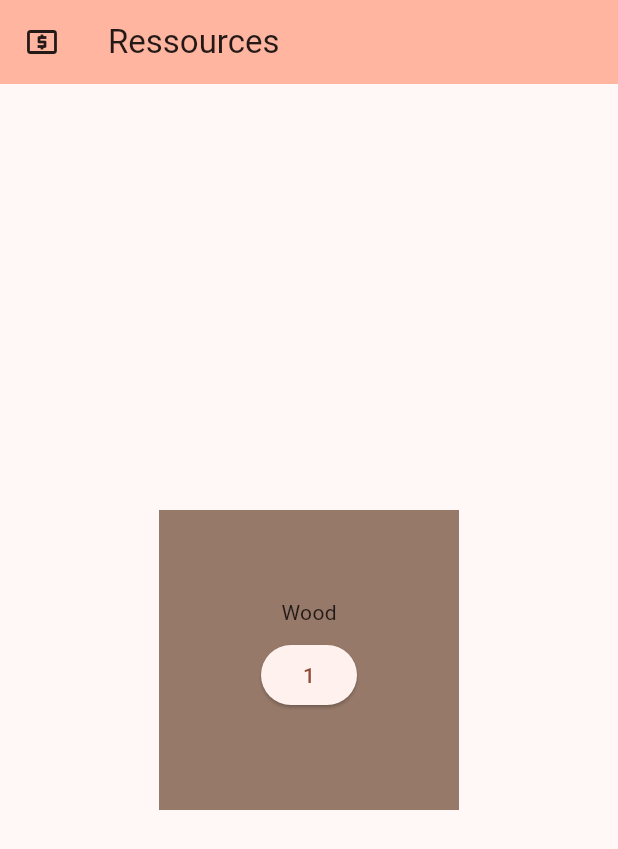
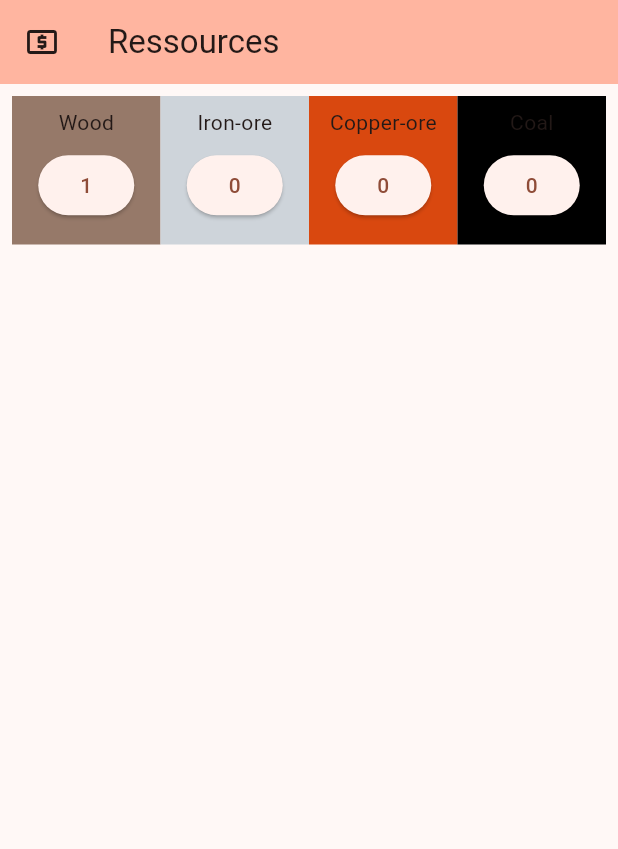
Before and after one commit to davg80/game_paper_clic, a Flutter app: the screen it shows after launch, after a tap on an icon or button, on a phone screen of 412 x 824 dp. Shown: the top 849 px of the screen. Run offline on Flutter 3.47's test engine with Material 2 defaults, Android fonts, the phone set to English and light mode, and no system bars.

Commit message:
Other container with counter increment

```diff
--- a/lib/main.dart
+++ b/lib/main.dart
@@ -8,6 +8,9 @@ void main() {
 
 class ResourceApp extends ChangeNotifier {
   var woodColor = const Color.fromRGBO(150, 121, 105, 1);
+  var ironOreColor = const Color.fromRGBO(206, 212, 218, 1);
+  var copperOreColor = const Color.fromRGBO(217, 72, 15, 1);
+  var coalColor = const Color.fromRGBO(0, 0, 0, 1);
   var wood = 0;
   var ironOre = 0;
   var copperOre = 0;
@@ -62,8 +65,23 @@ class ResourcePage extends StatefulWidget {
 
 class _ResourceState extends State<ResourcePage> {
   void _incrementCounterWood() {
-    var appState = Provider.of<ResourceApp>(context, listen: false);
-    appState.incrementWood();
+    var appStateWood = Provider.of<ResourceApp>(context, listen: false);
+    appStateWood.incrementWood();
+  }
+
+  void _incrementCounterIronOre() {
+    var appStateIronOre = Provider.of<ResourceApp>(context, listen: false);
+    appStateIronOre.incrementIronOre();
+  }
+
+  void _incrementCounterCopperOre() {
+    var appStateCopperOre = Provider.of<ResourceApp>(context, listen: false);
+    appStateCopperOre.incrementCopperOre();
+  }
+
+  void _incrementCounterCoal() {
+    var appStateCoal = Provider.of<ResourceApp>(context, listen: false);
+    appStateCoal.incrementCoal();
   }
 
   void _navigate() {
@@ -87,7 +105,10 @@ class _ResourceState extends State<ResourcePage> {
       body: Center(
         child: Padding(
           padding: const EdgeInsets.all(8.0),
-          child: Container(
+          child: GridView.count(
+            crossAxisCount: 4,
+            children: [
+              Container(
                 width: 200,
                 height: 200,
                 color: Provider.of<ResourceApp>(context).woodColor,
@@ -103,8 +124,9 @@ class _ResourceState extends State<ResourcePage> {
                             onPressed: () {
                               _incrementCounterWood();
                             },
-                        child: Text(
-                            Provider.of<ResourceApp>(context).wood.toString()),
+                            child: Text(Provider.of<ResourceApp>(context)
+                                .wood
+                                .toString()),
                           ),
                         )
                       ]),
@@ -112,6 +134,86 @@ class _ResourceState extends State<ResourcePage> {
                   ],
                 ),
               ),
+              Container(
+                width: 200,
+                height: 200,
+                color: Provider.of<ResourceApp>(context).ironOreColor,
+                child: Column(
+                  mainAxisAlignment: MainAxisAlignment.center,
+                  children: [
+                    Center(
+                      child: Column(children: [
+                        const Text('Iron-ore'),
+                        Padding(
+                          padding: const EdgeInsets.all(8.0),
+                          child: ElevatedButton(
+                            onPressed: () {
+                              _incrementCounterIronOre();
+                            },
+                            child: Text(Provider.of<ResourceApp>(context)
+                                .ironOre
+                                .toString()),
+                          ),
+                        )
+                      ]),
+                    )
+                  ],
+                ),
+              ),
+              Container(
+                width: 200,
+                height: 200,
+                color: Provider.of<ResourceApp>(context).copperOreColor,
+                child: Column(
+                  mainAxisAlignment: MainAxisAlignment.center,
+                  children: [
+                    Center(
+                      child: Column(children: [
+                        const Text('Copper-ore'),
+                        Padding(
+                          padding: const EdgeInsets.all(8.0),
+                          child: ElevatedButton(
+                            onPressed: () {
+                              _incrementCounterCopperOre();
+                            },
+                            child: Text(Provider.of<ResourceApp>(context)
+                                .copperOre
+                                .toString()),
+                          ),
+                        )
+                      ]),
+                    )
+                  ],
+                ),
+              ),
+              Container(
+                width: 200,
+                height: 200,
+                color: Provider.of<ResourceApp>(context).coalColor,
+                child: Column(
+                  mainAxisAlignment: MainAxisAlignment.center,
+                  children: [
+                    Center(
+                      child: Column(children: [
+                        const Text('Coal'),
+                        Padding(
+                          padding: const EdgeInsets.all(8.0),
+                          child: ElevatedButton(
+                            onPressed: () {
+                              _incrementCounterCoal();
+                            },
+                            child: Text(Provider.of<ResourceApp>(context)
+                                .coal
+                                .toString()),
+                          ),
+                        )
+                      ]),
+                    )
+                  ],
+                ),
+              ),
+            ],
+          ),
         ),
       ),
     );
```
Lines whose indentation alone changed are shown as unchanged.
